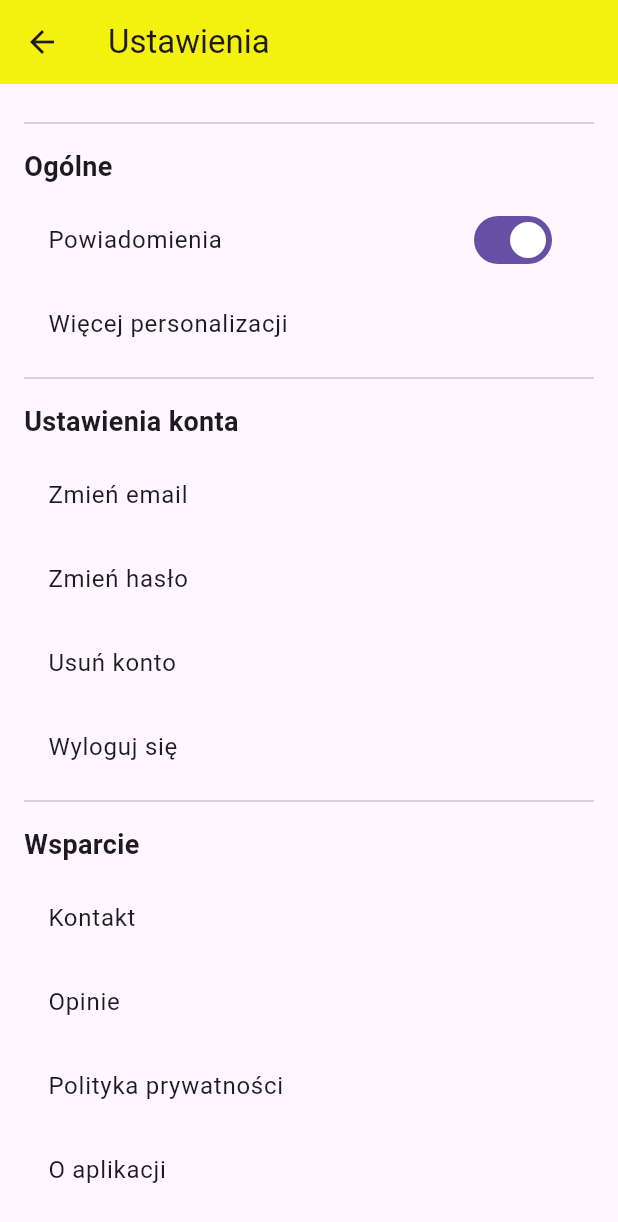
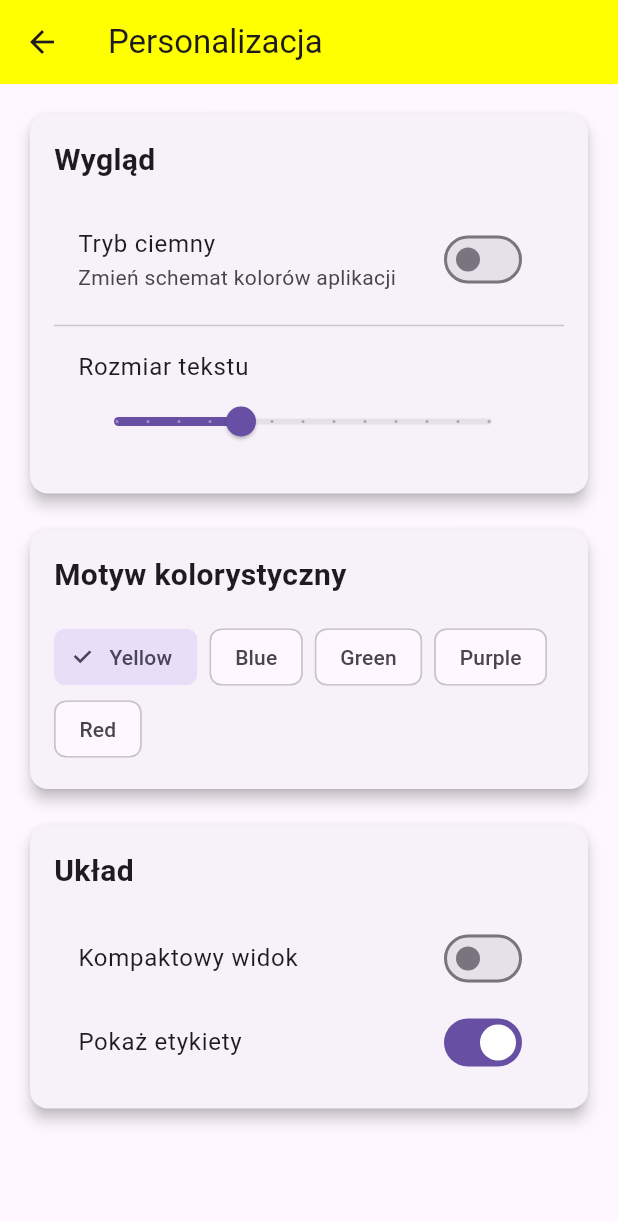
Before and after one commit to devglz/nawykomat-habit-app, a Flutter app: the SettingsPage screen opened by its route, scrolled down 112 dp, after a tap on "Więcej personalizacji", on a phone screen of 412 x 824 dp. Shown: the top 1222 px of the screen. Run offline on Flutter 3.47's test engine with Material 3 defaults, Android fonts, the light colour scheme and no system bars; our stand-ins replace cloud_firestore, firebase_auth, firebase_core, fl_chart, google_sign_in, shared_preferences; accounts and stored records are empty; network calls fail.

Commit message:
Dodano funkcjonalność personalizacji w ustawieniach

```diff
--- a/lib/main.dart
+++ b/lib/main.dart
@@ -10,6 +10,8 @@ import 'package:habit_app/ui/news/news_page.dart';
 import 'package:habit_app/ui/settings/settings_page.dart';
 import 'firebase_options.dart';
 import 'package:flutter/foundation.dart'; // Import do obsługi kIsWeb
+import 'package:habit_app/ui/settings/personalization_page.dart';
+
 
 void main() async {
   WidgetsFlutterBinding.ensureInitialized();
@@ -51,6 +53,7 @@ class MyApp extends StatelessWidget {
   '/progress': (context) => const ProgressPage(),
   '/news': (context) => const NewsPage(),
   '/settings': (context) => const SettingsPage(),
+  '/personalization': (context) => const PersonalizationPage(),
 },
     );
   }
--- /dev/null
+++ b/lib/ui/settings/personalization_page.dart
@@ -0,0 +1,169 @@
+import 'package:flutter/material.dart';
+import 'package:shared_preferences/shared_preferences.dart';
+
+
+class PersonalizationPage extends StatefulWidget {
+  const PersonalizationPage({super.key});
+
+  @override
+  PersonalizationPageState createState() => PersonalizationPageState();
+}
+
+class PersonalizationPageState extends State<PersonalizationPage> {
+  bool isDarkMode = false;
+  double fontSize = 16.0;
+  String selectedColor = 'Yellow';
+  final List<String> colorOptions = ['Yellow', 'Blue', 'Green', 'Purple', 'Red'];
+
+  @override
+  void initState() {
+    super.initState();
+    _loadSettings();
+  }
+
+  Future<void> _loadSettings() async {
+    final prefs = await SharedPreferences.getInstance();
+    setState(() {
+      isDarkMode = prefs.getBool('darkMode') ?? false;
+      fontSize = prefs.getDouble('fontSize') ?? 16.0;
+      selectedColor = prefs.getString('themeColor') ?? 'Yellow';
+    });
+  }
+
+  Future<void> _saveSettings() async {
+    final prefs = await SharedPreferences.getInstance();
+    await prefs.setBool('darkMode', isDarkMode);
+    await prefs.setDouble('fontSize', fontSize);
+    await prefs.setString('themeColor', selectedColor);
+  }
+
+  @override
+  Widget build(BuildContext context) {
+    return Scaffold(
+      appBar: AppBar(
+        title: const Text('Personalizacja'),
+        backgroundColor: Colors.yellowAccent,
+        leading: IconButton(
+          icon: const Icon(Icons.arrow_back),
+          onPressed: () => Navigator.pop(context),
+        ),
+      ),
+      body: ListView(
+        padding: const EdgeInsets.all(16.0),
+        children: [
+          Card(
+            elevation: 4,
+            child: Padding(
+              padding: const EdgeInsets.all(16.0),
+              child: Column(
+                crossAxisAlignment: CrossAxisAlignment.start,
+                children: [
+                  const Text(
+                    'Wygląd',
+                    style: TextStyle(fontSize: 20, fontWeight: FontWeight.bold),
+                  ),
+                  const SizedBox(height: 16),
+                  SwitchListTile(
+                    title: const Text('Tryb ciemny'),
+                    subtitle: const Text('Zmień schemat kolorów aplikacji'),
+                    value: isDarkMode,
+                    onChanged: (value) {
+                      setState(() {
+                        isDarkMode = value;
+                        _saveSettings();
+                      });
+                    },
+                  ),
+                  const Divider(),
+                  ListTile(
+                    title: const Text('Rozmiar tekstu'),
+                    subtitle: Slider(
+                      value: fontSize,
+                      min: 12.0,
+                      max: 24.0,
+                      divisions: 12,
+                      label: fontSize.round().toString(),
+                      onChanged: (value) {
+                        setState(() {
+                          fontSize = value;
+                          _saveSettings();
+                        });
+                      },
+                    ),
+                  ),
+                ],
+              ),
+            ),
+          ),
+          const SizedBox(height: 16),
+          Card(
+            elevation: 4,
+            child: Padding(
+              padding: const EdgeInsets.all(16.0),
+              child: Column(
+                crossAxisAlignment: CrossAxisAlignment.start,
+                children: [
+                  const Text(
+                    'Motyw kolorystyczny',
+                    style: TextStyle(fontSize: 20, fontWeight: FontWeight.bold),
+                  ),
+                  const SizedBox(height: 16),
+                  Wrap(
+                    spacing: 8.0,
+                    children: colorOptions.map((color) {
+                      return ChoiceChip(
+                        label: Text(color),
+                        selected: selectedColor == color,
+                        onSelected: (bool selected) {
+                          setState(() {
+                            selectedColor = color;
+                            _saveSettings();
+                          });
+                        },
+                      );
+                    }).toList(),
+                  ),
+                ],
+              ),
+            ),
+          ),
+          const SizedBox(height: 16),
+          Card(
+            elevation: 4,
+            child: Padding(
+              padding: const EdgeInsets.all(16.0),
+              child: Column(
+                crossAxisAlignment: CrossAxisAlignment.start,
+                children: [
+                  const Text(
+                    'Układ',
+                    style: TextStyle(fontSize: 20, fontWeight: FontWeight.bold),
+                  ),
+                  const SizedBox(height: 16),
+                  ListTile(
+                    title: const Text('Kompaktowy widok'),
+                    trailing: Switch(
+                      value: false,
+                      onChanged: (value) {
+                        // Implementacja zmiany układu
+                      },
+                    ),
+                  ),
+                  ListTile(
+                    title: const Text('Pokaż etykiety'),
+                    trailing: Switch(
+                      value: true,
+                      onChanged: (value) {
+                        // Implementacja pokazywania etykiet
+                      },
+                    ),
+                  ),
+                ],
+              ),
+            ),
+          ),
+        ],
+      ),
+    );
+  }
+}
--- a/lib/ui/settings/settings_page.dart
+++ b/lib/ui/settings/settings_page.dart
@@ -3,6 +3,7 @@ import 'package:flutter/material.dart';
 import 'package:cloud_firestore/cloud_firestore.dart';
 import 'package:firebase_auth/firebase_auth.dart';
 import 'profile_page.dart';
+import 'personalization_page.dart';
 
 class SettingsPage extends StatefulWidget {
   const SettingsPage({super.key});
@@ -137,8 +138,9 @@ class SettingsPageState extends State<SettingsPage> {
                 ),
                 ListTile(
                   title: const Text('Więcej personalizacji'),
+                  trailing: const Icon(Icons.arrow_forward_ios),
                   onTap: () {
-                    // Przejście do opcji personalizacji aplikacji
+                    Navigator.pushNamed(context, '/personalization');
                   },
                 ),
                 const Divider(),
```
Also changed, not shown: lib/ui/widgets/habit_card.dart (added, +70 -0 lines).
